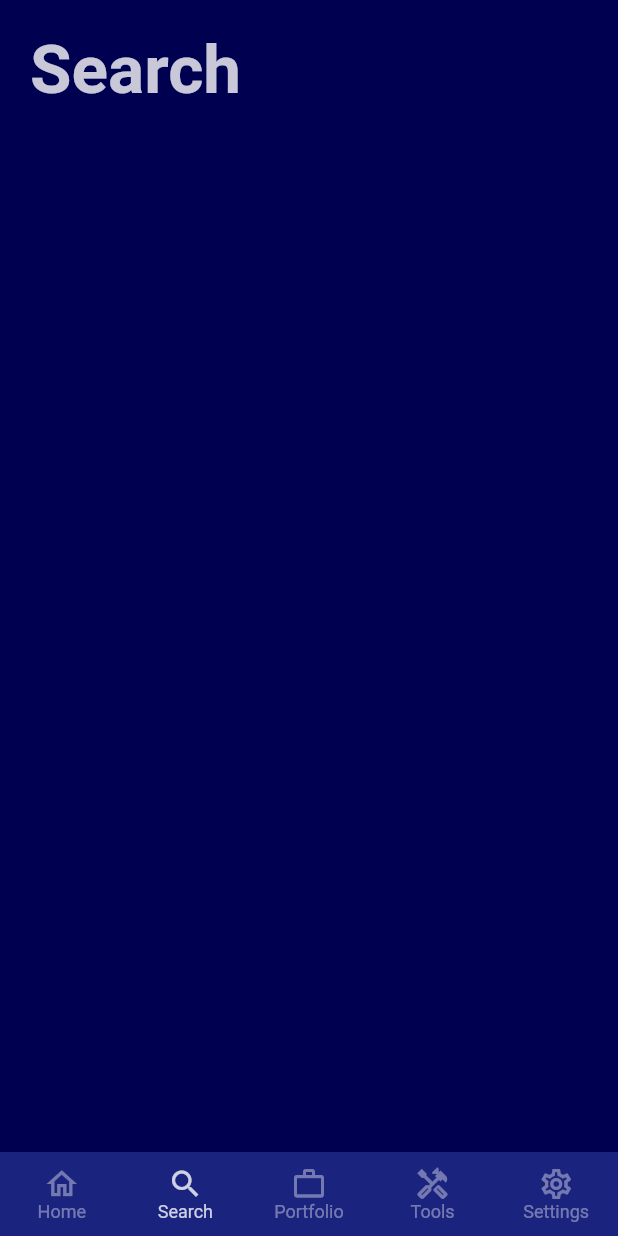
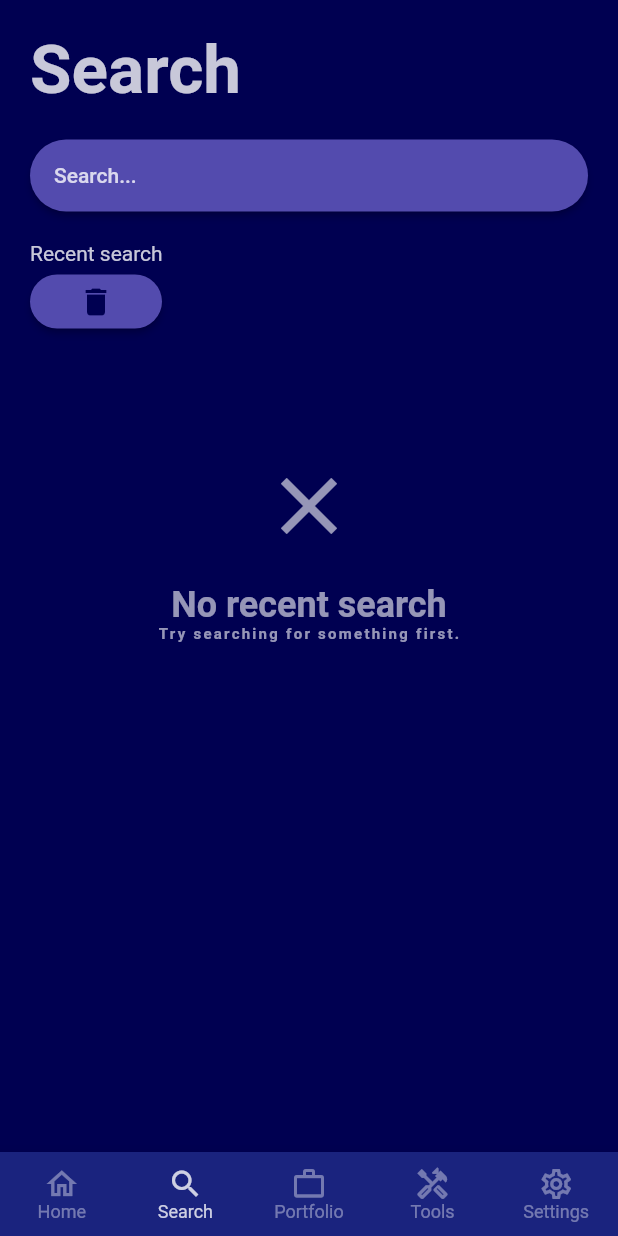
Before and after one commit to joshisijan/my_share_nepal, a Flutter app: the screen it shows after launch, swiped to page 2, on a phone screen of 412 x 824 dp. Run offline on Flutter 3.47's test engine with Material 2 defaults, Android fonts, the phone set to English and light mode, and no system bars; our stand-ins replace bloc, flutter_bloc, shared_preferences.

Commit message:
updated design

```diff
--- a/lib/app.dart
+++ b/lib/app.dart
@@ -29,9 +29,6 @@ class _AppState extends State<App> {
               color: Theme.of(context).primaryColorLight,
               shape: RoundedRectangleBorder(
                 borderRadius: BorderRadius.circular(kDefaultBorderRadius),
-                side: BorderSide(
-                  color: Theme.of(context).primaryColorDark,
-                ),
               ),
               onPressed: () {},
             )
--- a/lib/constants.dart
+++ b/lib/constants.dart
@@ -3,3 +3,4 @@ const double kDefaultPadding = 20.0;
 const double kDefaultBorderRadius = 20.0;
 
 const double kLargeIconSize = 48.0;
+const double kExtraLargeIconSize = 64.0;
--- a/lib/tab/search_tab.dart
+++ b/lib/tab/search_tab.dart
@@ -1,5 +1,6 @@
 import 'package:flutter/material.dart';
 import 'package:my_share_nepal/constants.dart';
+import 'package:my_share_nepal/widget/no_recent_search.dart';
 
 class SearchTab extends StatelessWidget {
   @override
@@ -17,6 +18,51 @@ class SearchTab extends StatelessWidget {
                   fontWeight: FontWeight.bold,
                 ),
           ),
+          SizedBox(
+            height: kDefaultPadding,
+          ),
+          MaterialButton(
+            color: Theme.of(context).primaryColorLight,
+            shape: RoundedRectangleBorder(
+              borderRadius: BorderRadius.circular(kDefaultBorderRadius * 2),
+            ),
+            child: Container(
+              padding: EdgeInsets.symmetric(vertical: kDefaultPadding * 0.8),
+              alignment: Alignment.centerLeft,
+              child: Text(
+                'Search...',
+                style: TextStyle(
+                  color: Theme.of(context).colorScheme.onPrimary.withAlpha(200),
+                ),
+              ),
+            ),
+            onPressed: () {},
+          ),
+          SizedBox(
+            height: kDefaultPadding,
+          ),
+          Text(
+            'Recent search',
+            style: TextStyle(
+              color: Theme.of(context).colorScheme.onPrimary.withAlpha(200),
+            ),
+          ),
+          Wrap(
+            children: [
+              MaterialButton(
+                color: Theme.of(context).primaryColorLight,
+                shape: RoundedRectangleBorder(
+                  borderRadius: BorderRadius.circular(kDefaultBorderRadius),
+                ),
+                child: Icon(
+                  Icons.delete,
+                  color: Theme.of(context).primaryColorDark,
+                ),
+                onPressed: () {},
+              ),
+            ],
+          ),
+          NoRecentSearch(),
         ],
       ),
     );
--- a/lib/theme/theme_list.dart
+++ b/lib/theme/theme_list.dart
@@ -2,7 +2,7 @@ import 'package:my_share_nepal/theme/theme.dart';
 
 final kThemeList = [
   kIndigoTheme,
-  kRedTheme,
-  kPinkTheme,
-  kGreenTheme,
+  kBlueTheme,
+  kCyanTheme,
+  kDeepPurpleTheme,
 ];
--- /dev/null
+++ b/lib/widget/no_recent_search.dart
@@ -0,0 +1,39 @@
+import 'package:flutter/material.dart';
+import 'package:my_share_nepal/constants.dart';
+
+class NoRecentSearch extends StatelessWidget {
+  @override
+  Widget build(BuildContext context) {
+    return Container(
+      child: Column(
+        children: [
+          SizedBox(
+            height: kDefaultPadding * 4,
+          ),
+          Icon(
+            Icons.close,
+            size: kExtraLargeIconSize,
+            color: Theme.of(context).colorScheme.onPrimary.withAlpha(150),
+          ),
+          SizedBox(
+            height: kDefaultPadding,
+          ),
+          Text(
+            'No recent search',
+            style: Theme.of(context).textTheme.headline5!.copyWith(
+                  color: Theme.of(context).colorScheme.onPrimary.withAlpha(150),
+                  fontWeight: FontWeight.bold,
+                ),
+          ),
+          Text(
+            'Try searching for something first.',
+            style: Theme.of(context).textTheme.overline!.copyWith(
+                  color: Theme.of(context).colorScheme.onPrimary.withAlpha(150),
+                  fontWeight: FontWeight.bold,
+                ),
+          ),
+        ],
+      ),
+    );
+  }
+}
```
Also changed, not shown: lib/reusable/symbol_tab.dart (+32 -13 lines), lib/tab/portfolio_overall_tab.dart (+106 -5 lines), lib/tab/portfolio_today_tab.dart (+12 -0 lines), lib/theme/theme.dart (+27 -27 lines), lib/widget/no_portfolio.dart (added, +39 -0 lines).
